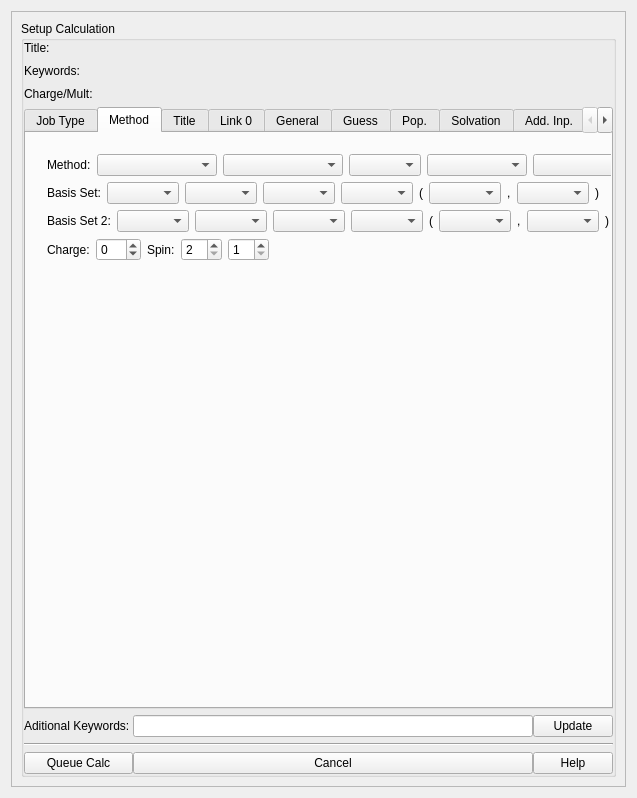
The window that Views/uiCalculationsWindow2.ui (samuelvp360/SVP360CalculationController) describes before a commit, drawn with Qt 5.
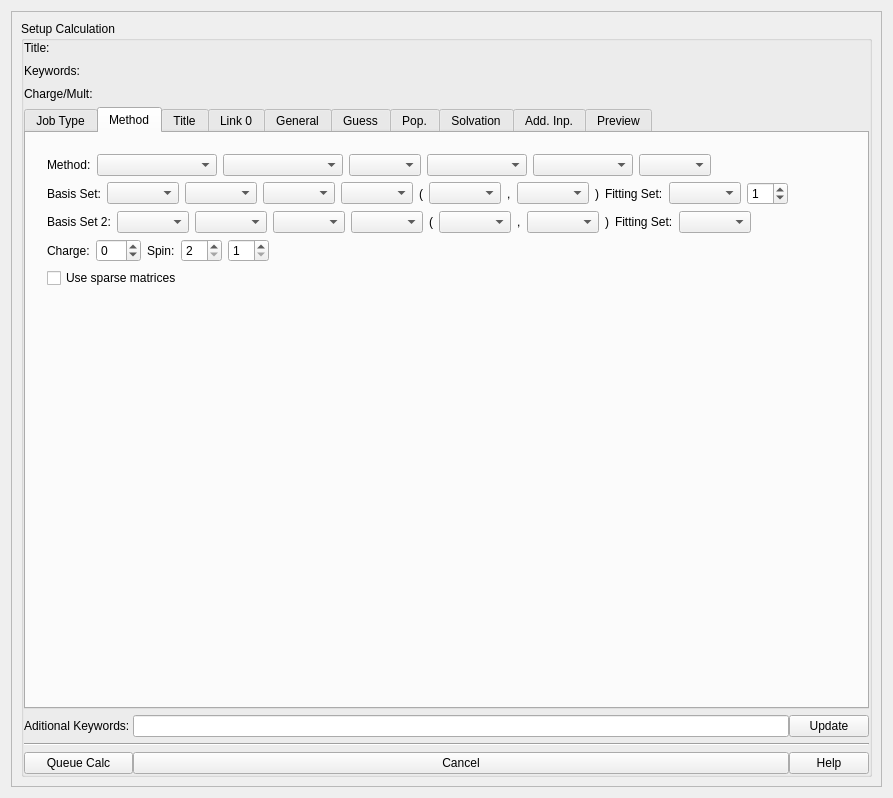
The same window after the commit.

```diff
--- a/Views/uiCalculationsWindow2.ui
+++ b/Views/uiCalculationsWindow2.ui
@@ -6,7 +6,7 @@
    <rect>
     <x>0</x>
     <y>0</y>
-    <width>637</width>
+    <width>893</width>
     <height>798</height>
    </rect>
   </property>
@@ -24,7 +24,7 @@
        <rect>
         <x>0</x>
         <y>0</y>
-        <width>617</width>
+        <width>873</width>
         <height>778</height>
        </rect>
       </property>
@@ -581,8 +581,8 @@
                <rect>
                 <x>21</x>
                 <y>21</y>
-                <width>716</width>
-                <height>151</height>
+                <width>886</width>
+                <height>181</height>
                </rect>
               </property>
               <layout class="QVBoxLayout" name="verticalLayout_4">
@@ -704,6 +704,23 @@
                    </property>
                   </widget>
                  </item>
+                 <item>
+                  <widget class="QLabel" name="uiFittingSetLabel">
+                   <property name="text">
+                    <string>Fitting Set:</string>
+                   </property>
+                  </widget>
+                 </item>
+                 <item>
+                  <widget class="QComboBox" name="uiFittingSetComboBox"/>
+                 </item>
+                 <item>
+                  <widget class="QSpinBox" name="uiAutoValueSpinBox">
+                   <property name="value">
+                    <number>1</number>
+                   </property>
+                  </widget>
+                 </item>
                  <item>
                   <spacer name="horizontalSpacer_2">
                    <property name="orientation">
@@ -767,6 +784,16 @@
                    </property>
                   </widget>
                  </item>
+                 <item>
+                  <widget class="QLabel" name="uiFittingSet2Label">
+                   <property name="text">
+                    <string>Fitting Set:</string>
+                   </property>
+                  </widget>
+                 </item>
+                 <item>
+                  <widget class="QComboBox" name="uiFittingSet2ComboBox"/>
+                 </item>
                  <item>
                   <spacer name="horizontalSpacer_3">
                    <property name="orientation">
@@ -849,6 +876,13 @@
                  </item>
                 </layout>
                </item>
+               <item>
+                <widget class="QCheckBox" name="uiSparseCheckBox">
+                 <property name="text">
+                  <string>Use sparse matrices</string>
+                 </property>
+                </widget>
+               </item>
                <item>
                 <spacer name="verticalSpacer_2">
                  <property name="orientation">
```
